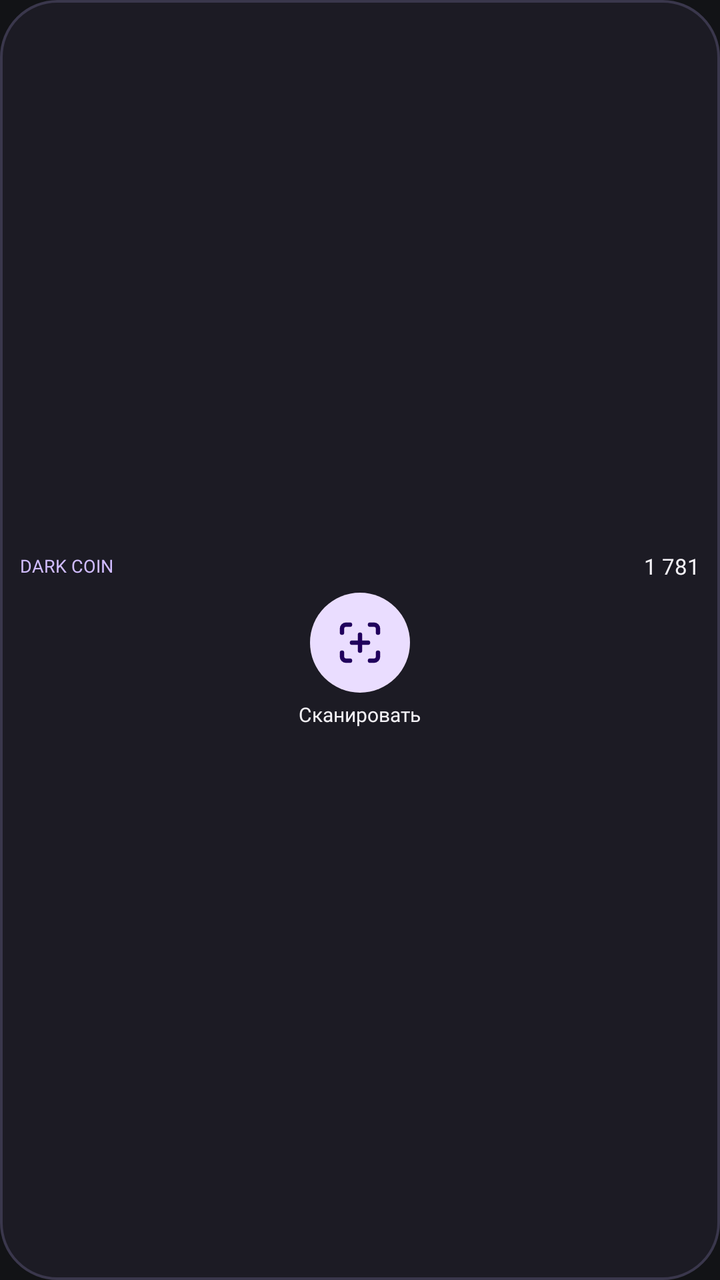
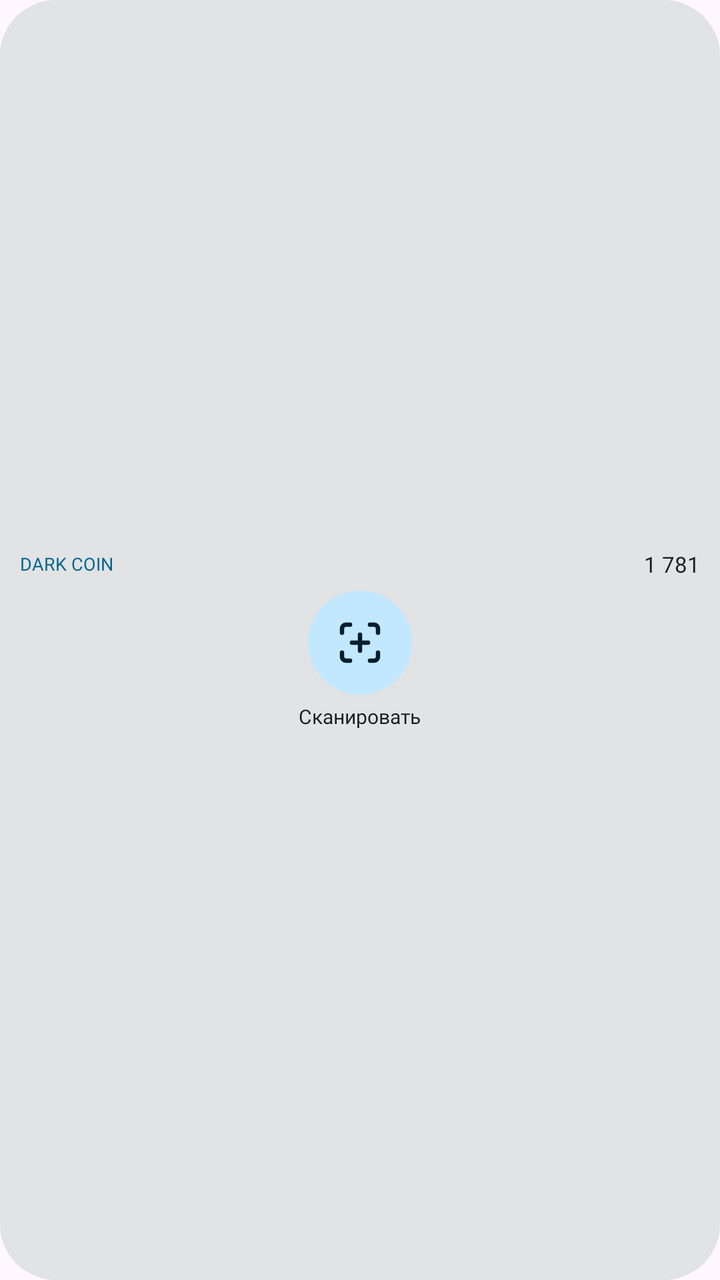

Screens rendered from an Android XML layout before and after an edit, with the pre-edit source and the edit as a unified diff.
<!-- AndroidManifest.xml: application theme Theme.Darkside -->
<!-- res/layout/widget_darkside_2x2.xml -->
<?xml version="1.0" encoding="utf-8"?>
<LinearLayout xmlns:android="http://schemas.android.com/apk/res/android"
    android:id="@+id/widget_root_2x2"
    android:layout_width="match_parent"
    android:layout_height="match_parent"
    android:background="@drawable/bg_widget_container"
    android:gravity="center"
    android:orientation="vertical"
    android:padding="10dp">

    
    <LinearLayout
        android:layout_width="match_parent"
        android:layout_height="wrap_content"
        android:gravity="center_vertical"
        android:orientation="horizontal">

        <TextView
            android:layout_width="0dp"
            android:layout_height="wrap_content"
            android:layout_weight="1"
            android:fontFamily="@font/unisans_bold"
            android:singleLine="true"
            android:text="DARK COIN"
            android:textColor="@color/ds_primary"
            android:textSize="9sp" />

        <TextView
            android:id="@+id/widget_balance_2x2"
            android:layout_width="wrap_content"
            android:layout_height="wrap_content"
            android:fontFamily="@font/unisans_heavy"
            android:singleLine="true"
            android:text="1 781"
            android:textColor="@color/ds_text_primary"
            android:textSize="11sp" />
    </LinearLayout>

    
    <ImageView
        android:id="@+id/widget_btn_scan_2x2"
        android:layout_width="50dp"
        android:layout_height="50dp"
        android:layout_marginTop="6dp"
        android:layout_marginBottom="4dp"
        android:background="@drawable/bg_widget_circle_btn"
        android:clickable="true"
        android:contentDescription="@string/scan_qr"
        android:focusable="true"
        android:padding="13dp"
        android:src="@drawable/ic_scan_qr" />

    
    <TextView
        android:layout_width="wrap_content"
        android:layout_height="wrap_content"
        android:fontFamily="@font/unisans_bold"
        android:singleLine="true"
        android:text="@string/scan_qr_short"
        android:textColor="@color/ds_text_primary"
        android:textSize="10sp" />

</LinearLayout>
<!-- resources referenced by this layout -->
<resources>
  <color name="ds_primary">#D0BCFF</color>
  <color name="ds_text_primary">#F4F2F7</color>
  <!-- drawable bg_widget_circle_btn (drawable) -->
  <?xml version="1.0" encoding="utf-8"?>
  <ripple xmlns:android="http://schemas.android.com/apk/res/android"
      android:color="@color/ds_primary">
      <item>
          <shape android:shape="oval">
              <solid android:color="@color/ds_primary_container" />
          </shape>
      </item>
  </ripple>
  <!-- drawable bg_widget_container (drawable) -->
  <?xml version="1.0" encoding="utf-8"?>
  <shape xmlns:android="http://schemas.android.com/apk/res/android"
      android:shape="rectangle">
      <corners android:radius="28dp" />
      <solid android:color="@color/ds_surface" />
      <stroke
          android:width="1.2dp"
          android:color="@color/ds_stroke" />
  </shape>
  <!-- drawable ic_scan_qr (drawable) -->
  <vector xmlns:android="http://schemas.android.com/apk/res/android"
      android:width="24dp"
      android:height="24dp"
      android:viewportWidth="24"
      android:viewportHeight="24">
      <path
          android:strokeColor="#21005D"
          android:strokeWidth="2.2"
          android:strokeLineCap="round"
          android:strokeLineJoin="round"
          android:pathData="M3,7V5a2,2 0 0,1 2,-2h2M17,3h2a2,2 0 0,1 2,2v2M21,17v2a2,2 0 0,1 -2,2h-2M7,21H5a2,2 0 0,1 -2,-2v-2M12,8v8M8,12h8" />
  </vector>
  <style name="Theme.Darkside" parent="Theme.Material3.Dark.NoActionBar">
          <item name="android:windowBackground">@color/ds_background</item>
          <item name="android:statusBarColor">@color/ds_background</item>
          <item name="android:navigationBarColor">@color/ds_background</item>
          <item name="colorPrimary">@color/ds_primary</item>
          <item name="colorOnPrimary">@color/ds_on_primary</item>
          <item name="colorSurface">@color/ds_surface</item>
          <item name="colorOnSurface">@color/ds_text_primary</item>
      </style>
  <color name="ds_primary_container">#EADDFF</color>
  <color name="ds_surface">#1C1B24</color>
  <color name="ds_stroke">#3A374C</color>
  <color name="ds_background">#121316</color>
  <color name="ds_on_primary">#381E72</color>
  <!-- unchanged entries left out for length: 2 -->
</resources>

<!-- the commit's change to res/layout/widget_darkside_2x2.xml (unified diff, before → after) -->
@@ -16,13 +16,14 @@
         android:orientation="horizontal">
 
         <TextView
+            android:id="@+id/widget_coins_label_2x2"
             android:layout_width="0dp"
             android:layout_height="wrap_content"
             android:layout_weight="1"
             android:fontFamily="@font/unisans_bold"
             android:singleLine="true"
             android:text="DARK COIN"
-            android:textColor="@color/ds_primary"
+            android:textColor="@color/widget_accent"
             android:textSize="9sp" />
 
         <TextView
@@ -32,22 +33,22 @@
             android:fontFamily="@font/unisans_heavy"
             android:singleLine="true"
             android:text="1 781"
-            android:textColor="@color/ds_text_primary"
+            android:textColor="@color/widget_text_primary"
             android:textSize="11sp" />
     </LinearLayout>
 
     
     <ImageView
         android:id="@+id/widget_btn_scan_2x2"
-        android:layout_width="50dp"
-        android:layout_height="50dp"
+        android:layout_width="52dp"
+        android:layout_height="52dp"
         android:layout_marginTop="6dp"
         android:layout_marginBottom="4dp"
         android:background="@drawable/bg_widget_circle_btn"
         android:clickable="true"
         android:contentDescription="@string/scan_qr"
         android:focusable="true"
-        android:padding="13dp"
+        android:padding="14dp"
         android:src="@drawable/ic_scan_qr" />
 
     
@@ -57,7 +58,7 @@
         android:fontFamily="@font/unisans_bold"
         android:singleLine="true"
         android:text="@string/scan_qr_short"
-        android:textColor="@color/ds_text_primary"
+        android:textColor="@color/widget_text_primary"
         android:textSize="10sp" />
 
 </LinearLayout>
<!-- resource entries referenced after the edit -->
@@ -1,14 +1,14 @@
 <!-- resources referenced by this layout -->
 <resources>
-  <color name="ds_primary">#D0BCFF</color>
-  <color name="ds_text_primary">#F4F2F7</color>
+  <color name="widget_accent">@color/md_theme_primary</color>
+  <color name="widget_text_primary">@color/md_theme_onSurface</color>
   <!-- drawable bg_widget_circle_btn (drawable) -->
   <?xml version="1.0" encoding="utf-8"?>
   <ripple xmlns:android="http://schemas.android.com/apk/res/android"
-      android:color="@color/ds_primary">
+      android:color="@color/widget_accent">
       <item>
           <shape android:shape="oval">
-              <solid android:color="@color/ds_primary_container" />
+              <solid android:color="@color/widget_action_card_bg" />
           </shape>
       </item>
   </ripple>
@@ -16,11 +16,8 @@
   <?xml version="1.0" encoding="utf-8"?>
   <shape xmlns:android="http://schemas.android.com/apk/res/android"
       android:shape="rectangle">
-      <corners android:radius="28dp" />
-      <solid android:color="@color/ds_surface" />
-      <stroke
-          android:width="1.2dp"
-          android:color="@color/ds_stroke" />
+      <corners android:radius="@dimen/widget_background_radius" />
+      <solid android:color="@color/widget_background" />
   </shape>
   <!-- drawable ic_scan_qr (drawable) -->
   <vector xmlns:android="http://schemas.android.com/apk/res/android"
@@ -29,26 +26,66 @@
       android:viewportWidth="24"
       android:viewportHeight="24">
       <path
-          android:strokeColor="#21005D"
+          android:strokeColor="@color/widget_action_card_text"
           android:strokeWidth="2.2"
           android:strokeLineCap="round"
           android:strokeLineJoin="round"
           android:pathData="M3,7V5a2,2 0 0,1 2,-2h2M17,3h2a2,2 0 0,1 2,2v2M21,17v2a2,2 0 0,1 -2,2h-2M7,21H5a2,2 0 0,1 -2,-2v-2M12,8v8M8,12h8" />
   </vector>
-  <style name="Theme.Darkside" parent="Theme.Material3.Dark.NoActionBar">
-          <item name="android:windowBackground">@color/ds_background</item>
-          <item name="android:statusBarColor">@color/ds_background</item>
-          <item name="android:navigationBarColor">@color/ds_background</item>
-          <item name="colorPrimary">@color/ds_primary</item>
-          <item name="colorOnPrimary">@color/ds_on_primary</item>
-          <item name="colorSurface">@color/ds_surface</item>
-          <item name="colorOnSurface">@color/ds_text_primary</item>
+  <style name="Theme.Darkside" parent="Theme.Material3.DayNight.NoActionBar">
+          
+          <item name="colorPrimary">@color/md_theme_primary</item>
+          <item name="colorOnPrimary">@color/md_theme_onPrimary</item>
+          <item name="colorPrimaryContainer">@color/md_theme_primaryContainer</item>
+          <item name="colorOnPrimaryContainer">@color/md_theme_onPrimaryContainer</item>
+          
+          <item name="colorSecondary">@color/md_theme_secondary</item>
+          <item name="colorOnSecondary">@color/md_theme_onSecondary</item>
+          <item name="colorSecondaryContainer">@color/md_theme_secondaryContainer</item>
+          <item name="colorOnSecondaryContainer">@color/md_theme_onSecondaryContainer</item>
+          
+          <item name="colorSurface">@color/md_theme_surface</item>
+          <item name="colorOnSurface">@color/md_theme_onSurface</item>
+          <item name="colorSurfaceVariant">@color/md_theme_surfaceVariant</item>
+          <item name="colorOnSurfaceVariant">@color/md_theme_onSurfaceVariant</item>
+          
+          <item name="colorSurfaceContainer">@color/md_theme_surfaceContainer</item>
+          <item name="colorSurfaceContainerHigh">@color/md_theme_surfaceContainerHigh</item>
+          <item name="colorSurfaceContainerLow">@color/md_theme_surfaceContainerLow</item>
+          
+          <item name="colorOutline">@color/md_theme_outline</item>
+          <item name="colorOutlineVariant">@color/md_theme_outlineVariant</item>
+          
+          <item name="android:colorBackground">@color/md_theme_background</item>
+          <item name="colorOnBackground">@color/md_theme_onBackground</item>
+  
+          
+          <item name="android:statusBarColor">@android:color/transparent</item>
+          <item name="android:navigationBarColor">@android:color/transparent</item>
       </style>
-  <color name="ds_primary_container">#EADDFF</color>
-  <color name="ds_surface">#1C1B24</color>
-  <color name="ds_stroke">#3A374C</color>
-  <color name="ds_background">#121316</color>
-  <color name="ds_on_primary">#381E72</color>
+  <color name="md_theme_primary">#6750A4</color>
+  <color name="md_theme_onSurface">#1D1B20</color>
+  <color name="widget_action_card_bg">@color/md_theme_primaryContainer</color>
+  <dimen name="widget_background_radius">28dp</dimen>
+  <color name="widget_background">@color/md_theme_surfaceContainer</color>
+  <color name="widget_action_card_text">@color/md_theme_onPrimaryContainer</color>
+  <color name="md_theme_onPrimary">#FFFFFF</color>
+  <color name="md_theme_primaryContainer">#EADDFF</color>
+  <color name="md_theme_onPrimaryContainer">#21005D</color>
+  <color name="md_theme_secondary">#625B71</color>
+  <color name="md_theme_onSecondary">#FFFFFF</color>
+  <color name="md_theme_secondaryContainer">#E8DEF8</color>
+  <color name="md_theme_onSecondaryContainer">#1D192B</color>
+  <color name="md_theme_surface">#FEF7FF</color>
+  <color name="md_theme_surfaceVariant">#E7E0EC</color>
+  <color name="md_theme_onSurfaceVariant">#49454F</color>
+  <color name="md_theme_surfaceContainer">#F3EDF7</color>
+  <color name="md_theme_surfaceContainerHigh">#ECE6F0</color>
+  <color name="md_theme_surfaceContainerLow">#F7F2FA</color>
+  <color name="md_theme_outline">#79747E</color>
+  <color name="md_theme_outlineVariant">#CAC4D0</color>
+  <color name="md_theme_background">#FEF7FF</color>
+  <color name="md_theme_onBackground">#1D1B20</color>
   <!-- unchanged entries left out for length: 2 -->
 </resources>
 
